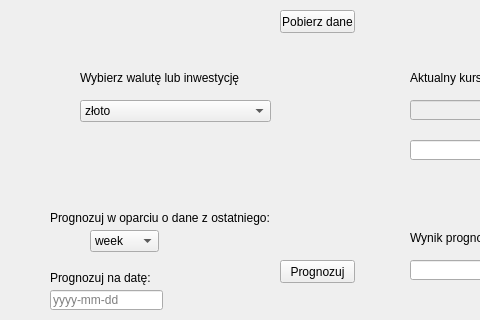
daylightPL/Instrumenty_Finansowe, file Instrumenty.ui: the form before one commit; both pictures show x 0 to 480 and y 0 to 320 of the 704 by 410 pixel window.
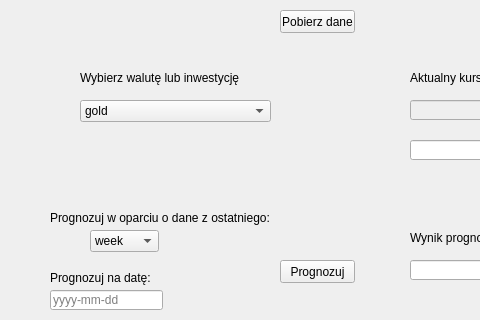
The form after the commit.

Commit message: podłączenie funkcji do przycisku 'Pobierz dane' - pobiera aktualne dane, oraz funkcje get_actual_value i get_actual_date zeby wywoływały się przy zmianie waluty

The edit to the form file:
```diff
--- a/Instrumenty.ui
+++ b/Instrumenty.ui
@@ -25,7 +25,7 @@
     </property>
     <item>
      <property name="text">
-      <string>złoto</string>
+      <string>gold</string>
      </property>
     </item>
     <item>
```
Left out of the diff: 21 changed lines with no effect on the pictures. The commit also changes 1 other file.
